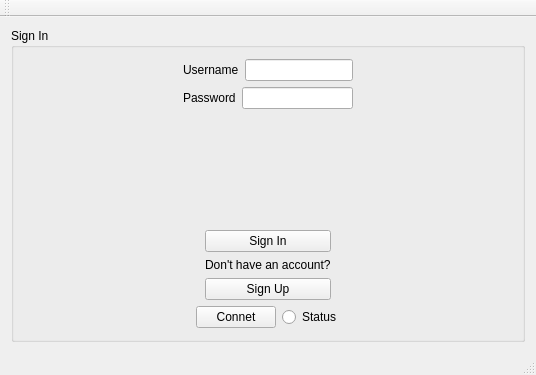
Qt form MainClientNew/mainwindow.ui (r17v1/connect) before a commit.
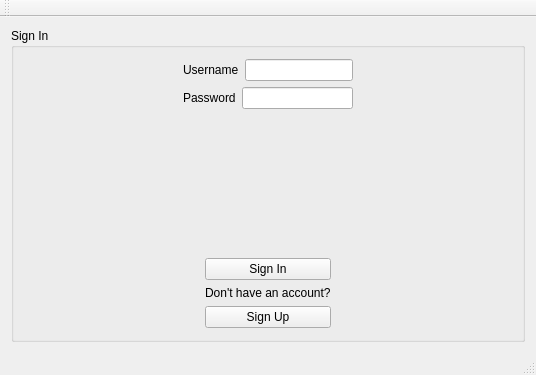
The same form after that commit.

Diff of the .ui file:
```diff
--- a/MainClientNew/mainwindow.ui
+++ b/MainClientNew/mainwindow.ui
@@ -14,13 +14,13 @@
    <string>MainWindow</string>
   </property>
   <widget class="QWidget" name="centralWidget">
-   <layout class="QVBoxLayout" name="verticalLayout_4">
+   <layout class="QHBoxLayout" name="horizontalLayout_6">
     <item>
      <widget class="QGroupBox" name="groupBox">
       <property name="title">
        <string>Sign In</string>
       </property>
-      <layout class="QHBoxLayout" name="horizontalLayout_7">
+      <layout class="QHBoxLayout" name="horizontalLayout_3">
        <item>
         <layout class="QVBoxLayout" name="verticalLayout_3">
          <item>
@@ -157,54 +157,6 @@
            </item>
           </layout>
          </item>
-         <item>
-          <layout class="QHBoxLayout" name="horizontalLayout_6">
-           <item>
-            <spacer name="horizontalSpacer_3">
-             <property name="orientation">
-              <enum>Qt::Horizontal</enum>
-             </property>
-             <property name="sizeHint" stdset="0">
-              <size>
-               <width>40</width>
-               <height>20</height>
-              </size>
-             </property>
-            </spacer>
-           </item>
-           <item>
-            <layout class="QHBoxLayout" name="horizontalLayout_3">
-             <item>
-              <widget class="QPushButton" name="connet_but">
-               <property name="text">
-                <string>Connet</string>
-               </property>
-              </widget>
-             </item>
-             <item>
-              <widget class="QRadioButton" name="conncetion_status">
-               <property name="text">
-                <string>Status</string>
-               </property>
-              </widget>
-             </item>
-            </layout>
-           </item>
-           <item>
-            <spacer name="horizontalSpacer_4">
-             <property name="orientation">
-              <enum>Qt::Horizontal</enum>
-             </property>
-             <property name="sizeHint" stdset="0">
-              <size>
-               <width>40</width>
-               <height>20</height>
-              </size>
-             </property>
-            </spacer>
-           </item>
-          </layout>
-         </item>
         </layout>
        </item>
       </layout>
```
